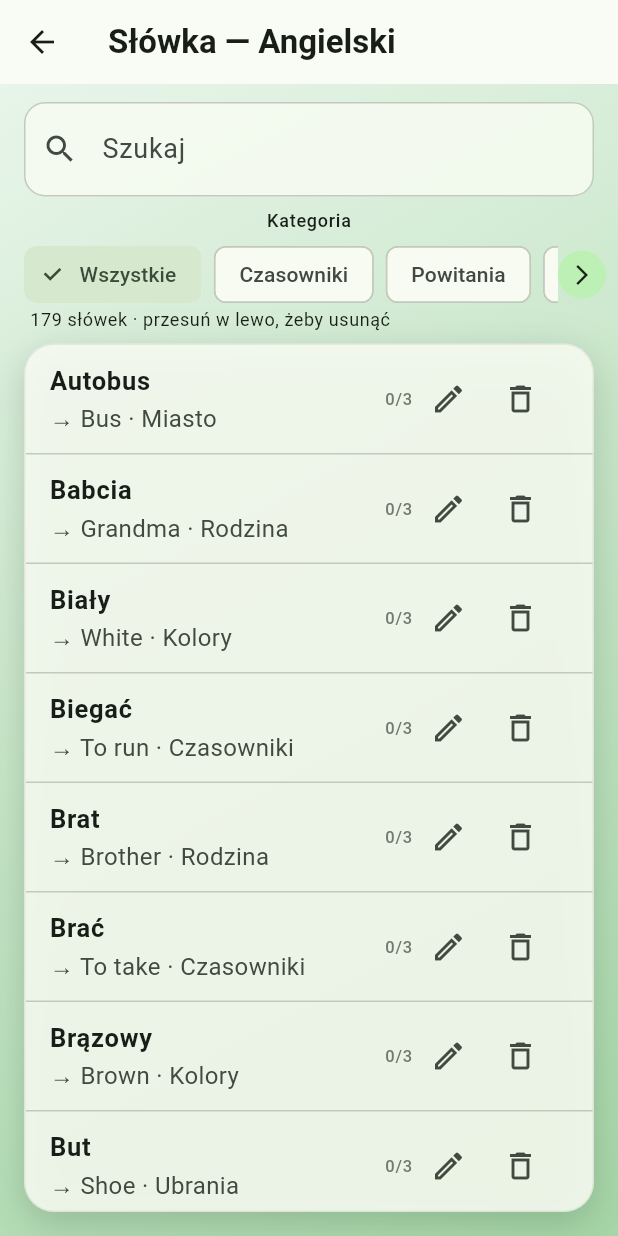
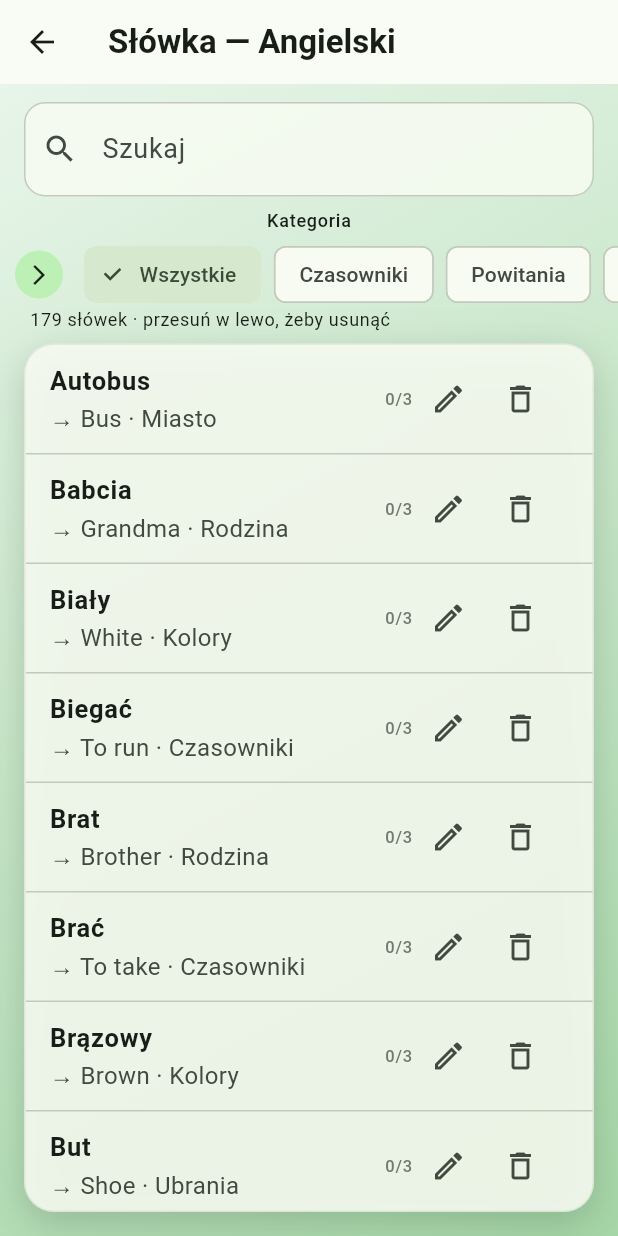
Before and after one commit to xhavsky/Learning-languages, a Flutter app: the screen it shows after launch, after a tap on "🐶 Pies", after a tap on the "menu book" icon, on a phone screen of 412 x 824 dp. Run offline on Flutter 3.47's test engine with Material 3 defaults, Android fonts, the phone set to English and light mode, and no system bars; our stand-ins replace audioplayers, shared_preferences.

Commit message:
Strzałki w obie strony przy pasku kategorii na ekranie słówek.

```diff
--- a/lib/main.dart
+++ b/lib/main.dart
@@ -2570,28 +2570,34 @@ class _WordsPageState extends State<WordsPage> {
   final _categoryScroll = ScrollController();
   String _query = '';
   String? _categoryFilter; // null = wszystkie
-  bool _canScrollCategories = false;
+  bool _canScrollCategoriesLeft = false;
+  bool _canScrollCategoriesRight = false;
 
   @override
   void initState() {
     super.initState();
-    _categoryScroll.addListener(_updateCategoryArrow);
-    WidgetsBinding.instance.addPostFrameCallback((_) => _updateCategoryArrow());
-  }
-
-  void _updateCategoryArrow() {
+    _categoryScroll.addListener(_updateCategoryArrows);
+    WidgetsBinding.instance.addPostFrameCallback((_) => _updateCategoryArrows());
+  }
+
+  void _updateCategoryArrows() {
     if (!_categoryScroll.hasClients) return;
     final max = _categoryScroll.position.maxScrollExtent;
-    final atEnd = _categoryScroll.offset >= max - 8;
-    final can = max > 8 && !atEnd;
-    if (can != _canScrollCategories) {
-      setState(() => _canScrollCategories = can);
-    }
-  }
-
-  void _scrollCategoriesRight() {
+    final offset = _categoryScroll.offset;
+    final canLeft = max > 8 && offset > 8;
+    final canRight = max > 8 && offset < max - 8;
+    if (canLeft != _canScrollCategoriesLeft ||
+        canRight != _canScrollCategoriesRight) {
+      setState(() {
+        _canScrollCategoriesLeft = canLeft;
+        _canScrollCategoriesRight = canRight;
+      });
+    }
+  }
+
+  void _scrollCategoriesBy(double delta) {
     if (!_categoryScroll.hasClients) return;
-    final next = (_categoryScroll.offset + 140)
+    final next = (_categoryScroll.offset + delta)
         .clamp(0.0, _categoryScroll.position.maxScrollExtent);
     _categoryScroll.animateTo(
       next,
@@ -2600,9 +2606,30 @@ class _WordsPageState extends State<WordsPage> {
     );
   }
 
+  Widget _categoryArrowButton({
+    required IconData icon,
+    required VoidCallback onTap,
+  }) {
+    return Padding(
+      padding: const EdgeInsets.symmetric(horizontal: 2),
+      child: Material(
+        color: Theme.of(context).colorScheme.primaryContainer,
+        shape: const CircleBorder(),
+        child: InkWell(
+          customBorder: const CircleBorder(),
+          onTap: onTap,
+          child: Padding(
+            padding: const EdgeInsets.all(8),
+            child: Icon(icon, size: 16),
+          ),
+        ),
+      ),
+    );
+  }
+
   @override
   void dispose() {
-    _categoryScroll.removeListener(_updateCategoryArrow);
+    _categoryScroll.removeListener(_updateCategoryArrows);
     _categoryScroll.dispose();
     _filterCtrl.dispose();
     super.dispose();
@@ -2765,16 +2792,36 @@ class _WordsPageState extends State<WordsPage> {
                 height: 44,
                 child: Row(
                   children: [
+                    // Strzałki przy pierwszej karcie — w lewo i w prawo.
+                    if (_canScrollCategoriesLeft || _canScrollCategoriesRight)
+                      Padding(
+                        padding: const EdgeInsets.only(left: 8),
+                        child: Row(
+                          mainAxisSize: MainAxisSize.min,
+                          children: [
+                            if (_canScrollCategoriesLeft)
+                              _categoryArrowButton(
+                                icon: Icons.arrow_back_ios_new,
+                                onTap: () => _scrollCategoriesBy(-140),
+                              ),
+                            if (_canScrollCategoriesRight)
+                              _categoryArrowButton(
+                                icon: Icons.arrow_forward_ios,
+                                onTap: () => _scrollCategoriesBy(140),
+                              ),
+                          ],
+                        ),
+                      ),
                     Expanded(
                       child: NotificationListener<ScrollMetricsNotification>(
                         onNotification: (_) {
-                          _updateCategoryArrow();
+                          _updateCategoryArrows();
                           return false;
                         },
                         child: ListView(
                           controller: _categoryScroll,
                           scrollDirection: Axis.horizontal,
-                          padding: const EdgeInsets.only(left: 12, right: 4),
+                          padding: const EdgeInsets.only(left: 8, right: 12),
                           children: [
                             Padding(
                               padding:
@@ -2805,24 +2852,6 @@ class _WordsPageState extends State<WordsPage> {
                         ),
                       ),
                     ),
-                    if (_canScrollCategories)
-                      Padding(
-                        padding: const EdgeInsets.only(right: 8),
-                        child: Material(
-                          color: Theme.of(context)
-                              .colorScheme
-                              .primaryContainer,
-                          shape: const CircleBorder(),
-                          child: InkWell(
-                            customBorder: const CircleBorder(),
-                            onTap: _scrollCategoriesRight,
-                            child: const Padding(
-                              padding: EdgeInsets.all(8),
-                              child: Icon(Icons.arrow_forward_ios, size: 16),
-                            ),
-                          ),
-                        ),
-                      ),
                   ],
                 ),
               ),
```
